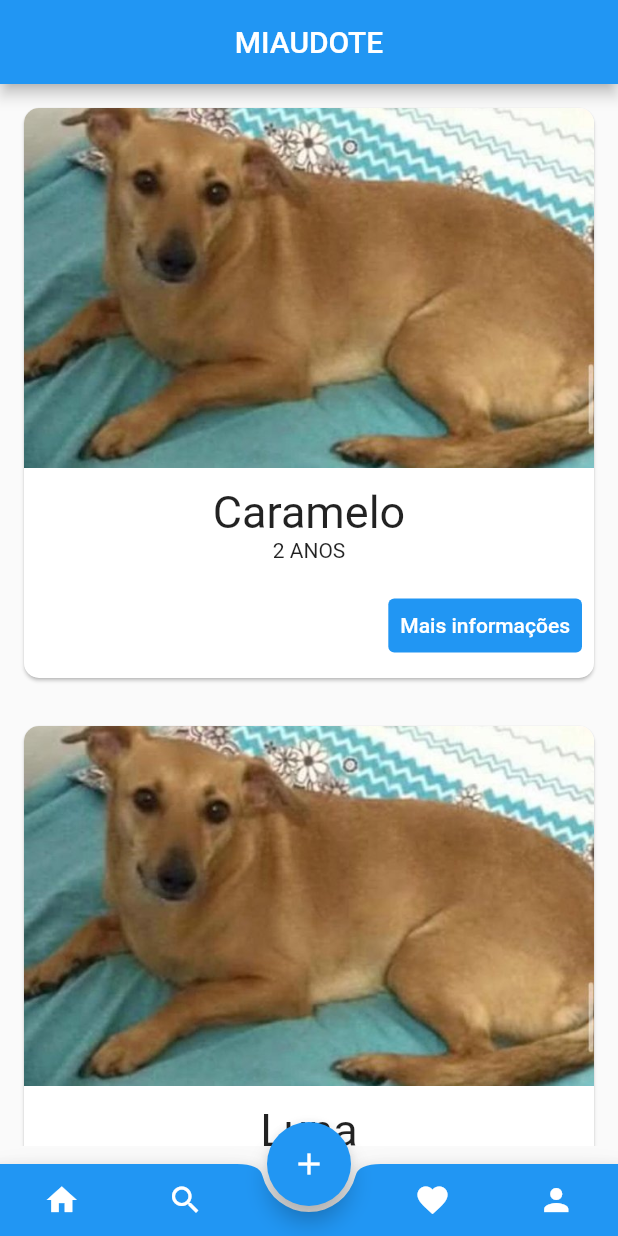
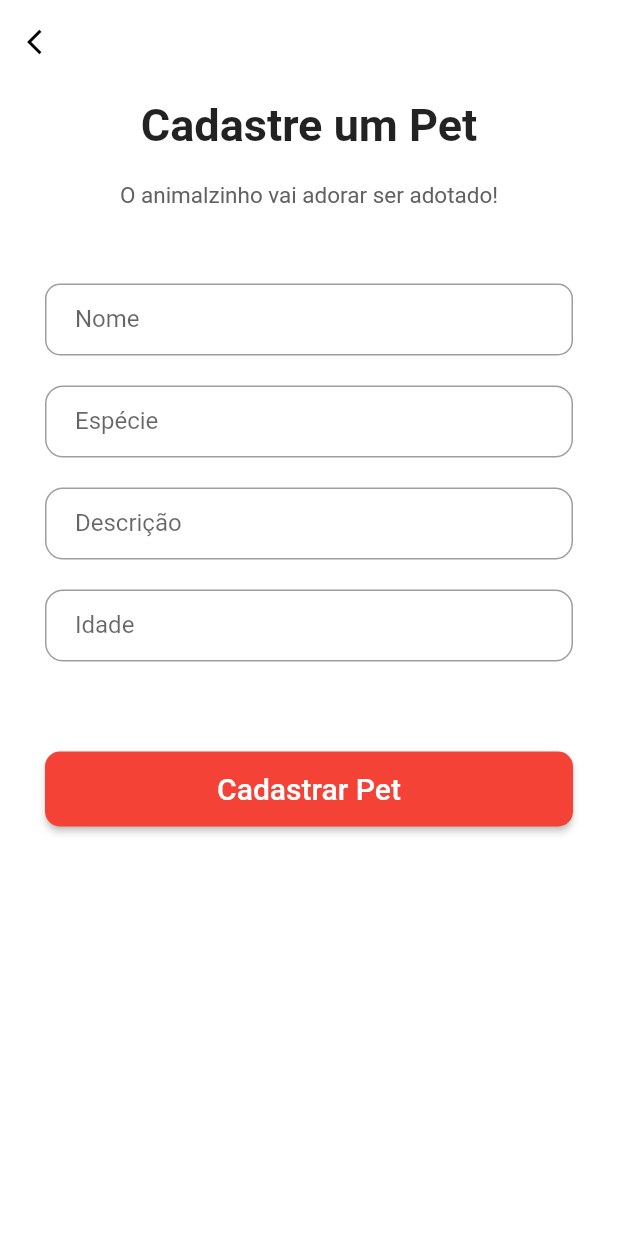
Before and after one commit to bantheus/proj-software-mobile-2022-2, a Flutter app: the HomePage screen opened directly with empty values, after a tap on the "add" icon, on a phone screen of 412 x 824 dp. Run offline on Flutter 3.47's test engine with Material 2 defaults, Android fonts, the phone set to English and light mode, and no system bars.

Commit message:
Cadastro de pets.

```diff
--- a/lib/repositories/pet_repository.dart
+++ b/lib/repositories/pet_repository.dart
@@ -36,4 +36,9 @@ class PetRepository extends ChangeNotifier {
     ];
     notifyListeners();
   }
+
+  createPet(Pet pet) {
+    _pets.add(pet);
+    notifyListeners();
+  }
 }
--- /dev/null
+++ b/lib/screens/cadastro_pet_screen.dart
@@ -0,0 +1,214 @@
+import 'package:flutter/material.dart';
+import 'package:flutter/services.dart';
+import 'package:miaudote/models/pet.dart';
+// import 'package:miaudote/screens/home_screen.dart';
+import 'package:provider/provider.dart';
+
+import '../repositories/pet_repository.dart';
+
+class CadastroPetPage extends StatefulWidget {
+  const CadastroPetPage({Key? key}) : super(key: key);
+
+  @override
+  State<CadastroPetPage> createState() => _CadastroPetPageState();
+}
+
+class _CadastroPetPageState extends State<CadastroPetPage> {
+  final _formKey = GlobalKey<FormState>();
+  final _nome = TextEditingController();
+  final _especie = TextEditingController();
+  final _descricao = TextEditingController();
+  final _sexo = TextEditingController();
+  final _idade = TextEditingController();
+
+  cadastrar() {
+    context.read<PetRepository>().createPet(
+          Pet(
+            id: 0,
+            nome: _nome.text,
+            imagem: "images/caramelo.jpg",
+            descricao: _descricao.text,
+            sexo: [_sexo.text],
+            especie: [_especie.text],
+            idade: int.parse(_idade.text),
+          ),
+        );
+    ScaffoldMessenger.of(context).showSnackBar(
+        const SnackBar(content: Text("Pet cadastrado com sucesso")));
+    // Navigator.push(
+    // context,
+    // MaterialPageRoute(builder: (_) => const HomePage()),
+    // );
+  }
+
+  validarForm() {
+    if (_formKey.currentState!.validate()) {
+      cadastrar();
+    }
+  }
+
+  @override
+  Widget build(BuildContext context) {
+    return Scaffold(
+      backgroundColor: Colors.white,
+      appBar: AppBar(
+        elevation: 0,
+        backgroundColor: Colors.white,
+        leading: IconButton(
+          onPressed: () {
+            Navigator.pop(context);
+          },
+          icon: const Icon(
+            Icons.arrow_back_ios,
+            size: 20,
+            color: Colors.black,
+          ),
+        ),
+        systemOverlayStyle: SystemUiOverlayStyle.dark,
+      ),
+      body: SingleChildScrollView(
+        reverse: true,
+        child: Center(
+          child: Column(
+            children: [
+              Padding(
+                padding: const EdgeInsets.only(top: 10.0),
+                child: Column(
+                  mainAxisAlignment: MainAxisAlignment.spaceEvenly,
+                  children: [
+                    const Text(
+                      "Cadastre um Pet",
+                      style: TextStyle(
+                        fontSize: 30,
+                        fontWeight: FontWeight.bold,
+                      ),
+                    ),
+                    const SizedBox(
+                      height: 20,
+                    ),
+                    Text(
+                      "O animalzinho vai adorar ser adotado!",
+                      style: TextStyle(
+                        fontSize: 15,
+                        color: Colors.grey[700],
+                      ),
+                    ),
+                    const SizedBox(
+                      height: 30,
+                    ),
+                  ],
+                ),
+              ),
+              Padding(
+                padding:
+                    const EdgeInsets.symmetric(vertical: 20, horizontal: 30),
+                child: Form(
+                  key: _formKey,
+                  child: Column(
+                    children: [
+                      //nome
+                      TextFormField(
+                        controller: _nome,
+                        keyboardType: TextInputType.name,
+                        decoration: InputDecoration(
+                          contentPadding:
+                              const EdgeInsets.symmetric(horizontal: 20.0),
+                          labelText: "Nome",
+                          border: OutlineInputBorder(
+                            borderRadius: BorderRadius.circular(10),
+                          ),
+                        ),
+                        validator: (value) {
+                          if (value!.isEmpty) {
+                            return 'Informe uma descrição';
+                          }
+                          return null;
+                        }, //imput
+                      ),
+                      const SizedBox(
+                        height: 20,
+                      ),
+                      TextFormField(
+                        controller: _especie,
+                        keyboardType: TextInputType.text,
+                        decoration: InputDecoration(
+                          contentPadding:
+                              const EdgeInsets.symmetric(horizontal: 20.0),
+                          labelText: "Espécie",
+                          border: OutlineInputBorder(
+                            borderRadius: BorderRadius.circular(12),
+                          ),
+                        ),
+                      ),
+                      const SizedBox(
+                        height: 20,
+                      ),
+                      TextFormField(
+                        controller: _descricao,
+                        keyboardType: TextInputType.text,
+                        decoration: InputDecoration(
+                          contentPadding:
+                              const EdgeInsets.symmetric(horizontal: 20.0),
+                          labelText: "Descrição",
+                          border: OutlineInputBorder(
+                            borderRadius: BorderRadius.circular(12),
+                          ),
+                        ),
+                      ), //Imput Celular
+                      const SizedBox(
+                        height: 20,
+                      ),
+                      TextFormField(
+                        controller: _idade,
+                        keyboardType: TextInputType.number,
+                        decoration: InputDecoration(
+                          contentPadding:
+                              const EdgeInsets.symmetric(horizontal: 20.0),
+                          labelText: "Idade",
+                          border: OutlineInputBorder(
+                            borderRadius: BorderRadius.circular(12),
+                          ),
+                        ),
+                      ),
+                      const SizedBox(
+                        height: 20,
+                      ),
+
+                      const SizedBox(height: 40),
+                      SizedBox(
+                        height: 50,
+                        child: ElevatedButton(
+                          onPressed: () => validarForm(),
+                          style: ButtonStyle(
+                            backgroundColor:
+                                MaterialStateProperty.all<Color>(Colors.red),
+                            shape: MaterialStateProperty.all(
+                              RoundedRectangleBorder(
+                                borderRadius: BorderRadius.circular(10),
+                              ),
+                            ),
+                          ),
+                          child: const SizedBox(
+                            width: double.infinity,
+                            child: Text(
+                              'Cadastrar Pet',
+                              textAlign: TextAlign.center,
+                              style: TextStyle(
+                                fontSize: 20,
+                              ),
+                            ),
+                          ),
+                        ),
+                      ),
+                      const SizedBox(height: 40),
+                    ],
+                  ),
+                ),
+              ),
+            ],
+          ),
+        ),
+      ),
+    );
+  }
+}
--- a/lib/screens/home_screen.dart
+++ b/lib/screens/home_screen.dart
@@ -2,6 +2,7 @@ import 'package:flutter/material.dart';
 import 'package:miaudote/models/user.dart';
 import 'package:miaudote/models/pet.dart';
 import 'package:miaudote/repositories/pet_repository.dart';
+import 'package:miaudote/screens/cadastro_pet_screen.dart';
 import 'package:miaudote/screens/pet_details_page.dart';
 import 'package:miaudote/widgets/pet_grid_view.dart';
 import 'package:miaudote/widgets/pet_image_card.dart';
@@ -35,6 +36,12 @@ class _HomePageState extends State<HomePage> {
     );
   }
 
+  openPetRegister() {
+    Navigator.of(context).push(
+      MaterialPageRoute(builder: (_) => const CadastroPetPage()),
+    );
+  }
+
   @override
   Widget build(BuildContext context) {
     return Scaffold(
@@ -60,7 +67,9 @@ class _HomePageState extends State<HomePage> {
       ),
       floatingActionButtonLocation: FloatingActionButtonLocation.centerDocked,
       floatingActionButton: FloatingActionButton(
-        onPressed: () {},
+        onPressed: () {
+          openPetRegister();
+        },
         child: const Icon(Icons.add),
       ),
       bottomNavigationBar: BottomAppBar(
```
